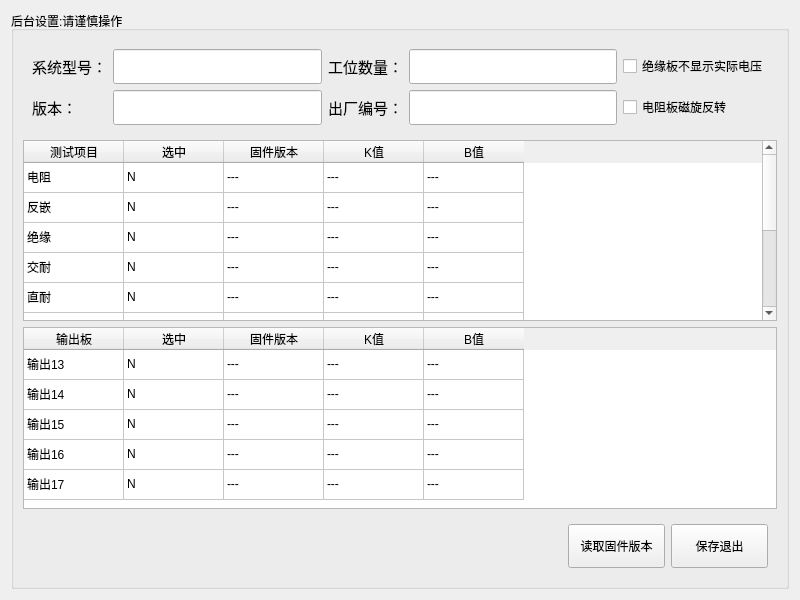
bloglink/aip-tester, file WinBack.ui: the form before one commit.
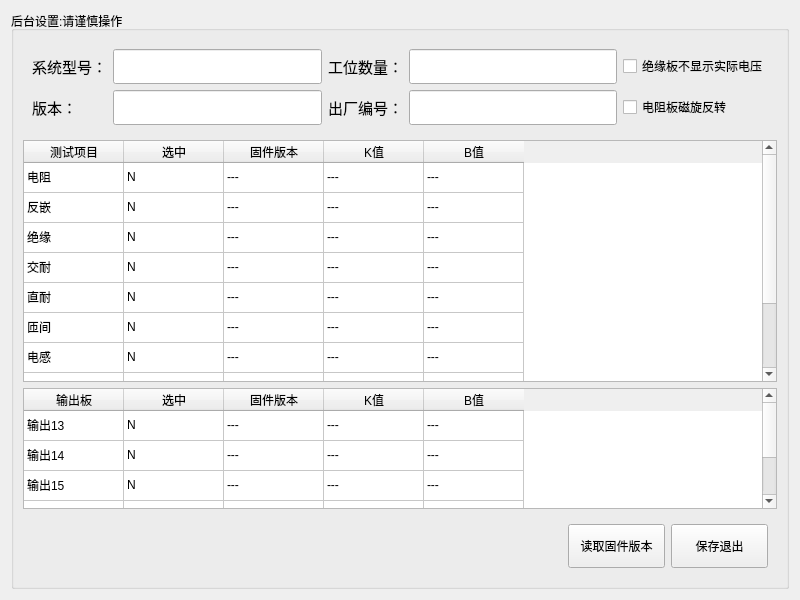
The form after the commit.

What changed in the file:
```diff
--- a/WinBack.ui
+++ b/WinBack.ui
@@ -19,7 +19,7 @@
      <property name="title">
       <string>后台设置:请谨慎操作</string>
      </property>
-     <layout class="QGridLayout" name="gridLayout_2" rowstretch="0,0,0,0">
+     <layout class="QGridLayout" name="gridLayout_2" rowstretch="0,2,1,0">
       <item row="2" column="0" colspan="2">
        <widget class="QTableWidget" name="TabOutput">
         <attribute name="verticalHeaderVisible">
```
